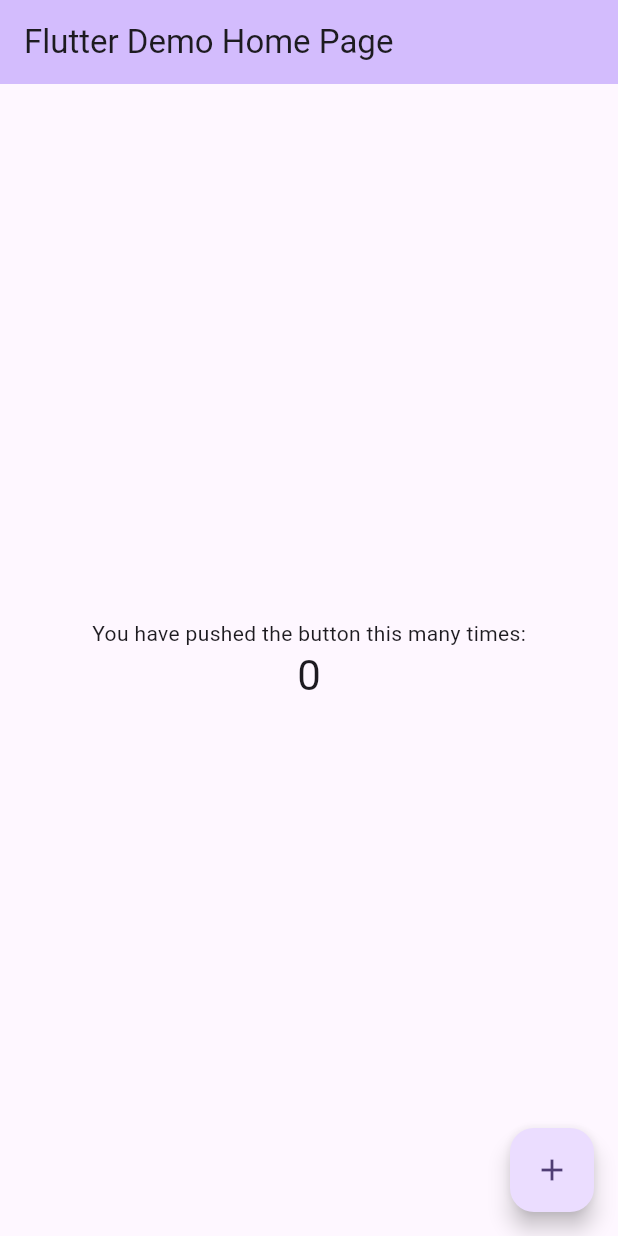
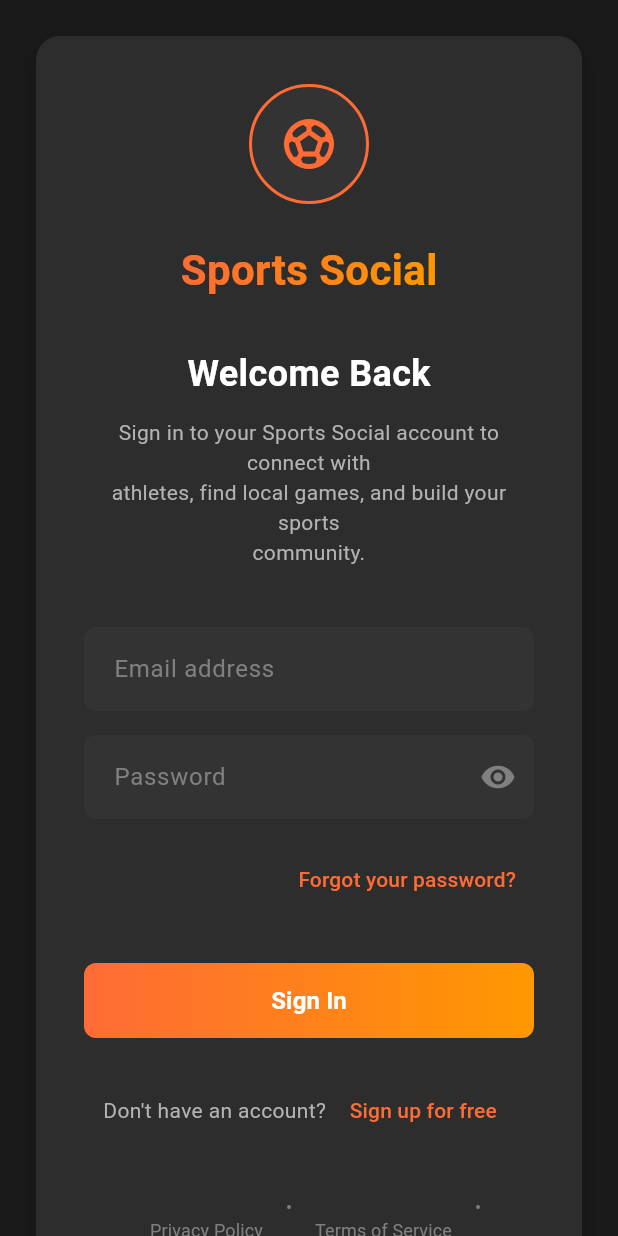
Before and after one commit to rudradogra/SportsSocial_app, a Flutter app: the screen it shows after launch, on a phone screen of 412 x 824 dp. Run offline on Flutter 3.47's test engine with Material 3 defaults, Android fonts, the phone set to English and light mode, and no system bars.

Commit message:
basic login screen

```diff
--- /dev/null
+++ b/lib/constants/app_constants.dart
@@ -0,0 +1,105 @@
+import 'package:flutter/material.dart';
+
+class AppColors {
+  // Primary Colors
+  static const Color primaryOrange = Color(0xFFFF6B35);
+  static const Color primaryOrangeLight = Color(0xFFFF9800);
+
+  // Background Colors
+  static const Color backgroundPrimary = Color(0xFF1A1A1A);
+  static const Color backgroundSecondary = Color(0xFF2D2D2D);
+
+  // Text Colors
+  static const Color textPrimary = Color(0xFFFFFFFF);
+  static const Color textSecondary = Color(0xFFB3B3B3);
+  static const Color textTertiary = Color(0xFF808080);
+
+  // Accent Colors
+  static const Color success = Color(0xFF4CAF50);
+  static const Color warning = Color(0xFFFFC107);
+  static const Color error = Color(0xFFF44336);
+
+  // Border Colors
+  static const Color borderPrimary = Color(0xFF333333);
+  static const Color borderSecondary = Color(0xFF404040);
+
+  // Gradients
+  static const LinearGradient primaryGradient = LinearGradient(
+    colors: [primaryOrange, primaryOrangeLight],
+    begin: Alignment.centerLeft,
+    end: Alignment.centerRight,
+  );
+}
+
+class AppTextStyles {
+  // Font sizes
+  static const double fontSizeXS = 12.0;
+  static const double fontSizeS = 14.0;
+  static const double fontSizeM = 16.0;
+  static const double fontSizeL = 18.0;
+  static const double fontSizeXL = 20.0;
+  static const double fontSizeXXL = 24.0;
+  static const double fontSizeXXXL = 32.0;
+
+  // Font weights
+  static const FontWeight fontWeightNormal = FontWeight.w400;
+  static const FontWeight fontWeightMedium = FontWeight.w500;
+  static const FontWeight fontWeightSemiBold = FontWeight.w600;
+  static const FontWeight fontWeightBold = FontWeight.w700;
+
+  // Common text styles
+  static const TextStyle heading1 = TextStyle(
+    fontSize: fontSizeXXXL,
+    fontWeight: fontWeightBold,
+    color: AppColors.textPrimary,
+  );
+
+  static const TextStyle heading2 = TextStyle(
+    fontSize: fontSizeXXL,
+    fontWeight: fontWeightSemiBold,
+    color: AppColors.textPrimary,
+  );
+
+  static const TextStyle bodyLarge = TextStyle(
+    fontSize: fontSizeM,
+    fontWeight: fontWeightNormal,
+    color: AppColors.textPrimary,
+  );
+
+  static const TextStyle bodyMedium = TextStyle(
+    fontSize: fontSizeS,
+    fontWeight: fontWeightNormal,
+    color: AppColors.textSecondary,
+  );
+
+  static const TextStyle bodySmall = TextStyle(
+    fontSize: fontSizeXS,
+    fontWeight: fontWeightNormal,
+    color: AppColors.textTertiary,
+  );
+}
+
+class AppDimensions {
+  // Spacing
+  static const double spacingXS = 4.0;
+  static const double spacingS = 8.0;
+  static const double spacingM = 16.0;
+  static const double spacingL = 24.0;
+  static const double spacingXL = 32.0;
+  static const double spacingXXL = 48.0;
+
+  // Border radius
+  static const double borderRadiusS = 8.0;
+  static const double borderRadiusM = 16.0;
+  static const double borderRadiusL = 25.0;
+
+  // Button dimensions
+  static const double buttonHeight = 50.0;
+  static const double buttonMinWidth = 120.0;
+
+  // Container dimensions
+  static const double containerMaxWidth = 400.0;
+  static const double iconSize = 24.0;
+  static const double iconSizeL = 40.0;
+  static const double logoSize = 80.0;
+}
--- a/lib/main.dart
+++ b/lib/main.dart
@@ -1,4 +1,5 @@
 import 'package:flutter/material.dart';
+import 'screens/login_screen.dart';
 
 void main() {
   runApp(const MyApp());
@@ -7,116 +8,16 @@ void main() {
 class MyApp extends StatelessWidget {
   const MyApp({super.key});
 
-  // This widget is the root of your application.
   @override
   Widget build(BuildContext context) {
     return MaterialApp(
-      title: 'Flutter Demo',
+      title: 'Sports Social',
       theme: ThemeData(
-        // This is the theme of your application.
-        //
-        // TRY THIS: Try running your application with "flutter run". You'll see
-        // the application has a purple toolbar. Then, without quitting the app,
-        // try changing the seedColor in the colorScheme below to Colors.green
-        // and then invoke "hot reload" (save your changes or press the "hot
-        // reload" button in a Flutter-supported IDE, or press "r" if you used
-        // the command line to start the app).
-        //
-        // Notice that the counter didn't reset back to zero; the application
-        // state is not lost during the reload. To reset the state, use hot
-        // restart instead.
-        //
-        // This works for code too, not just values: Most code changes can be
-        // tested with just a hot reload.
-        colorScheme: ColorScheme.fromSeed(seedColor: Colors.deepPurple),
+        colorScheme: ColorScheme.fromSeed(seedColor: const Color(0xFFFF6B35)),
+        useMaterial3: true,
       ),
-      home: const MyHomePage(title: 'Flutter Demo Home Page'),
+      home: const LoginScreen(),
+      debugShowCheckedModeBanner: false,
     );
   }
 }
-
-class MyHomePage extends StatefulWidget {
-  const MyHomePage({super.key, required this.title});
-
-  // This widget is the home page of your application. It is stateful, meaning
-  // that it has a State object (defined below) that contains fields that affect
-  // how it looks.
-
-  // This class is the configuration for the state. It holds the values (in this
-  // case the title) provided by the parent (in this case the App widget) and
-  // used by the build method of the State. Fields in a Widget subclass are
-  // always marked "final".
-
-  final String title;
-
-  @override
-  State<MyHomePage> createState() => _MyHomePageState();
-}
-
-class _MyHomePageState extends State<MyHomePage> {
-  int _counter = 0;
-
-  void _incrementCounter() {
-    setState(() {
-      // This call to setState tells the Flutter framework that something has
-      // changed in this State, which causes it to rerun the build method below
-      // so that the display can reflect the updated values. If we changed
-      // _counter without calling setState(), then the build method would not be
-      // called again, and so nothing would appear to happen.
-      _counter++;
-    });
-  }
-
-  @override
-  Widget build(BuildContext context) {
-    // This method is rerun every time setState is called, for instance as done
-    // by the _incrementCounter method above.
-    //
-    // The Flutter framework has been optimized to make rerunning build methods
-    // fast, so that you can just rebuild anything that needs updating rather
-    // than having to individually change instances of widgets.
-    return Scaffold(
-      appBar: AppBar(
-        // TRY THIS: Try changing the color here to a specific color (to
-        // Colors.amber, perhaps?) and trigger a hot reload to see the AppBar
-        // change color while the other colors stay the same.
-        backgroundColor: Theme.of(context).colorScheme.inversePrimary,
-        // Here we take the value from the MyHomePage object that was created by
-        // the App.build method, and use it to set our appbar title.
-        title: Text(widget.title),
-      ),
-      body: Center(
-        // Center is a layout widget. It takes a single child and positions it
-        // in the middle of the parent.
-        child: Column(
-          // Column is also a layout widget. It takes a list of children and
-          // arranges them vertically. By default, it sizes itself to fit its
-          // children horizontally, and tries to be as tall as its parent.
-          //
-          // Column has various properties to control how it sizes itself and
-          // how it positions its children. Here we use mainAxisAlignment to
-          // center the children vertically; the main axis here is the vertical
-          // axis because Columns are vertical (the cross axis would be
-          // horizontal).
-          //
-          // TRY THIS: Invoke "debug painting" (choose the "Toggle Debug Paint"
-          // action in the IDE, or press "p" in the console), to see the
-          // wireframe for each widget.
-          mainAxisAlignment: MainAxisAlignment.center,
-          children: <Widget>[
-            const Text('You have pushed the button this many times:'),
-            Text(
-              '$_counter',
-              style: Theme.of(context).textTheme.headlineMedium,
-            ),
-          ],
-        ),
-      ),
-      floatingActionButton: FloatingActionButton(
-        onPressed: _incrementCounter,
-        tooltip: 'Increment',
-        child: const Icon(Icons.add),
-      ), // This trailing comma makes auto-formatting nicer for build methods.
-    );
-  }
-}
--- /dev/null
+++ b/lib/screens/login_screen.dart
@@ -0,0 +1,340 @@
+import 'package:flutter/material.dart';
+import '../constants/app_constants.dart';
+
+class LoginScreen extends StatefulWidget {
+  const LoginScreen({super.key});
+
+  @override
+  State<LoginScreen> createState() => _LoginScreenState();
+}
+
+class _LoginScreenState extends State<LoginScreen> {
+  final _formKey = GlobalKey<FormState>();
+  final _emailController = TextEditingController();
+  final _passwordController = TextEditingController();
+  bool _isObscured = true;
+
+  @override
+  void dispose() {
+    _emailController.dispose();
+    _passwordController.dispose();
+    super.dispose();
+  }
+
+  @override
+  Widget build(BuildContext context) {
+    return Scaffold(
+      backgroundColor: AppColors.backgroundPrimary,
+      body: SafeArea(
+        child: Center(
+          child: SingleChildScrollView(
+            padding: const EdgeInsets.all(AppDimensions.spacingL),
+            child: Container(
+              constraints: const BoxConstraints(
+                maxWidth: AppDimensions.containerMaxWidth,
+              ),
+              padding: const EdgeInsets.all(AppDimensions.spacingXL),
+              decoration: BoxDecoration(
+                color: AppColors.backgroundSecondary,
+                borderRadius: BorderRadius.circular(
+                  AppDimensions.borderRadiusM,
+                ),
+                boxShadow: [
+                  BoxShadow(
+                    color: Colors.black.withOpacity(0.3),
+                    blurRadius: 10,
+                    offset: const Offset(0, 5),
+                  ),
+                ],
+              ),
+              child: Form(
+                key: _formKey,
+                child: Column(
+                  mainAxisSize: MainAxisSize.min,
+                  children: [
+                    // Logo
+                    Container(
+                      width: AppDimensions.logoSize,
+                      height: AppDimensions.logoSize,
+                      decoration: BoxDecoration(
+                        color: AppColors.borderPrimary,
+                        shape: BoxShape.circle,
+                        border: Border.all(
+                          color: AppColors.primaryOrange,
+                          width: 2,
+                        ),
+                      ),
+                      child: const Icon(
+                        Icons.sports_soccer,
+                        color: AppColors.primaryOrange,
+                        size: AppDimensions.iconSizeL,
+                      ),
+                    ),
+                    const SizedBox(height: AppDimensions.spacingL),
+
+                    // App Name
+                    ShaderMask(
+                      shaderCallback: (bounds) =>
+                          AppColors.primaryGradient.createShader(bounds),
+                      child: const Text(
+                        'Sports Social',
+                        style: TextStyle(
+                          fontSize: 28,
+                          fontWeight: FontWeight.bold,
+                          color: Colors.white,
+                        ),
+                      ),
+                    ),
+                    const SizedBox(height: AppDimensions.spacingXL),
+
+                    // Welcome Back Title
+                    const Text('Welcome Back', style: AppTextStyles.heading2),
+                    const SizedBox(height: 12),
+
+                    // Subtitle
+                    const Text(
+                      'Sign in to your Sports Social account to connect with\nathletes, find local games, and build your sports\ncommunity.',
+                      textAlign: TextAlign.center,
+                      style: AppTextStyles.bodyMedium,
+                    ),
+                    const SizedBox(height: 40),
+
+                    // Email Field
+                    TextFormField(
+                      controller: _emailController,
+                      keyboardType: TextInputType.emailAddress,
+                      style: AppTextStyles.bodyLarge,
+                      decoration: InputDecoration(
+                        hintText: 'Email address',
+                        hintStyle: const TextStyle(
+                          color: AppColors.textTertiary,
+                        ),
+                        filled: true,
+                        fillColor: AppColors.borderPrimary,
+                        border: OutlineInputBorder(
+                          borderRadius: BorderRadius.circular(
+                            AppDimensions.borderRadiusS,
+                          ),
+                          borderSide: BorderSide.none,
+                        ),
+                        focusedBorder: OutlineInputBorder(
+                          borderRadius: BorderRadius.circular(
+                            AppDimensions.borderRadiusS,
+                          ),
+                          borderSide: const BorderSide(
+                            color: AppColors.primaryOrange,
+                            width: 2,
+                          ),
+                        ),
+                        contentPadding: const EdgeInsets.all(
+                          AppDimensions.spacingM,
+                        ),
+                      ),
+                      validator: (value) {
+                        if (value == null || value.isEmpty) {
+                          return 'Please enter your email';
+                        }
+                        if (!value.contains('@')) {
+                          return 'Please enter a valid email';
+                        }
+                        return null;
+                      },
+                    ),
+                    const SizedBox(height: AppDimensions.spacingM),
+
+                    // Password Field
+                    TextFormField(
+                      controller: _passwordController,
+                      obscureText: _isObscured,
+                      style: AppTextStyles.bodyLarge,
+                      decoration: InputDecoration(
+                        hintText: 'Password',
+                        hintStyle: const TextStyle(
+                          color: AppColors.textTertiary,
+                        ),
+                        filled: true,
+                        fillColor: AppColors.borderPrimary,
+                        border: OutlineInputBorder(
+                          borderRadius: BorderRadius.circular(
+                            AppDimensions.borderRadiusS,
+                          ),
+                          borderSide: BorderSide.none,
+                        ),
+                        focusedBorder: OutlineInputBorder(
+                          borderRadius: BorderRadius.circular(
+                            AppDimensions.borderRadiusS,
+                          ),
+                          borderSide: const BorderSide(
+                            color: AppColors.primaryOrange,
+                            width: 2,
+                          ),
+                        ),
+                        contentPadding: const EdgeInsets.all(
+                          AppDimensions.spacingM,
+                        ),
+                        suffixIcon: IconButton(
+                          icon: Icon(
+                            _isObscured
+                                ? Icons.visibility
+                                : Icons.visibility_off,
+                            color: AppColors.textTertiary,
+                          ),
+                          onPressed: () {
+                            setState(() {
+                              _isObscured = !_isObscured;
+                            });
+                          },
+                        ),
+                      ),
+                      validator: (value) {
+                        if (value == null || value.isEmpty) {
+                          return 'Please enter your password';
+                        }
+                        if (value.length < 6) {
+                          return 'Password must be at least 6 characters';
+                        }
+                        return null;
+                      },
+                    ),
+                    const SizedBox(height: AppDimensions.spacingM),
+
+                    // Forgot Password Link
+                    Align(
+                      alignment: Alignment.centerRight,
+                      child: TextButton(
+                        onPressed: () {
+                          // TODO: Implement forgot password functionality
+                          ScaffoldMessenger.of(context).showSnackBar(
+                            const SnackBar(
+                              content: Text(
+                                'Forgot password functionality coming soon',
+                              ),
+                            ),
+                          );
+                        },
+                        child: const Text(
+                          'Forgot your password?',
+                          style: TextStyle(
+                            color: AppColors.primaryOrange,
+                            fontWeight: AppTextStyles.fontWeightMedium,
+                          ),
+                        ),
+                      ),
+                    ),
+                    const SizedBox(height: AppDimensions.spacingXL),
+
+                    // Sign In Button
+                    SizedBox(
+                      width: double.infinity,
+                      height: AppDimensions.buttonHeight,
+                      child: Container(
+                        decoration: BoxDecoration(
+                          gradient: AppColors.primaryGradient,
+                          borderRadius: BorderRadius.circular(
+                            AppDimensions.borderRadiusS,
+                          ),
+                        ),
+                        child: ElevatedButton(
+                          onPressed: () {
+                            if (_formKey.currentState!.validate()) {
+                              // TODO: Implement sign in functionality
+                              ScaffoldMessenger.of(context).showSnackBar(
+                                const SnackBar(
+                                  content: Text(
+                                    'Sign in functionality coming soon',
+                                  ),
+                                ),
+                              );
+                            }
+                          },
+                          style: ElevatedButton.styleFrom(
+                            backgroundColor: Colors.transparent,
+                            shadowColor: Colors.transparent,
+                            shape: RoundedRectangleBorder(
+                              borderRadius: BorderRadius.circular(
+                                AppDimensions.borderRadiusS,
+                              ),
+                            ),
+                          ),
+                          child: const Text(
+                            'Sign In',
+                            style: TextStyle(
+                              fontSize: AppTextStyles.fontSizeM,
+                              fontWeight: AppTextStyles.fontWeightSemiBold,
+                              color: AppColors.textPrimary,
+                            ),
+                          ),
+                        ),
+                      ),
+                    ),
+                    const SizedBox(height: AppDimensions.spacingL),
+
+                    // Sign Up Link
+                    Row(
+                      mainAxisAlignment: MainAxisAlignment.center,
+                      children: [
+                        const Text(
+                          "Don't have an account? ",
+                          style: AppTextStyles.bodyMedium,
+                        ),
+                        TextButton(
+                          onPressed: () {
+                            // TODO: Navigate to sign up screen
+                            ScaffoldMessenger.of(context).showSnackBar(
+                              const SnackBar(
+                                content: Text('Sign up screen coming soon'),
+                              ),
+                            );
+                          },
+                          child: const Text(
+                            'Sign up for free',
+                            style: TextStyle(
+                              color: AppColors.primaryOrange,
+                              fontWeight: AppTextStyles.fontWeightMedium,
+                              fontSize: AppTextStyles.fontSizeS,
+                            ),
+                          ),
+                        ),
+                      ],
+                    ),
+                    const SizedBox(height: AppDimensions.spacingXL),
+
+                    // Footer Links
+                    Wrap(
+                      alignment: WrapAlignment.center,
+                      children: [
+                        TextButton(
+                          onPressed: () {},
+                          child: const Text(
+                            'Privacy Policy',
+                            style: AppTextStyles.bodySmall,
+                          ),
+                        ),
+                        const Text(' • ', style: AppTextStyles.bodySmall),
+                        TextButton(
+                          onPressed: () {},
+                          child: const Text(
+                            'Terms of Service',
+                            style: AppTextStyles.bodySmall,
+                          ),
+                        ),
+                        const Text(' • ', style: AppTextStyles.bodySmall),
+                        TextButton(
+                          onPressed: () {},
+                          child: const Text(
+                            'About Us',
+                            style: AppTextStyles.bodySmall,
+                          ),
+                        ),
+                      ],
+                    ),
+                  ],
+                ),
+              ),
+            ),
+          ),
+        ),
+      ),
+    );
+  }
+}
```
